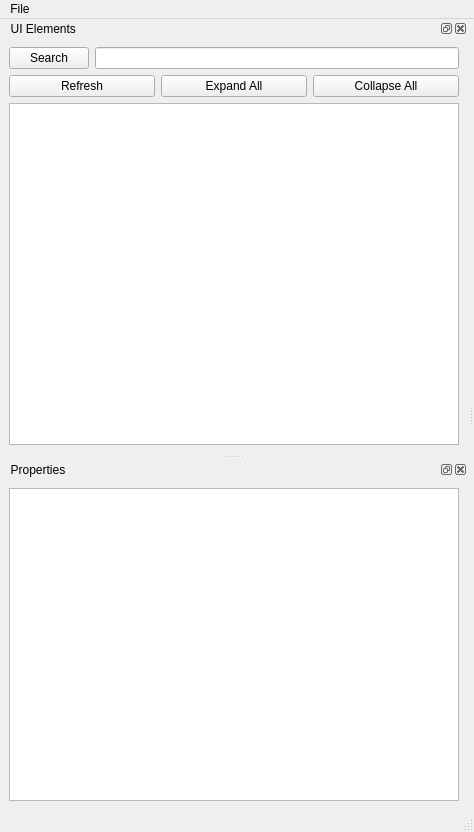
TrickPlay/Trickplay, file tools/debug/TreeView.ui: the form before one commit.
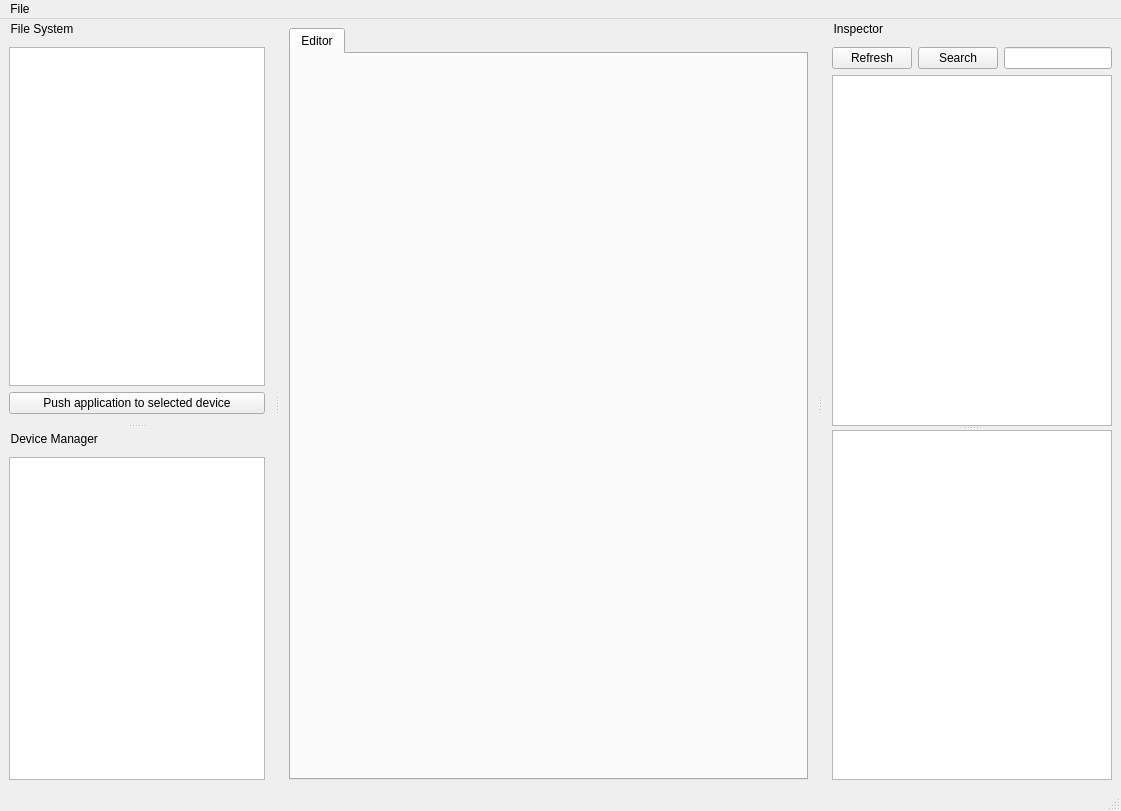
The form after the commit.

Commit message: Modified ui file to incorporate filesystem and device manager

Diff of the .ui file:
```diff
--- a/tools/debug/TreeView.ui
+++ b/tools/debug/TreeView.ui
@@ -9,8 +9,8 @@
    <rect>
     <x>0</x>
     <y>0</y>
-    <width>464</width>
-    <height>832</height>
+    <width>1121</width>
+    <height>811</height>
    </rect>
   </property>
   <property name="sizePolicy">
@@ -26,37 +26,27 @@
    <string>Trickplay UI Tree Viewer</string>
   </property>
   <widget class="QWidget" name="centralwidget">
-   <widget class="QSplitter" name="splitter">
-    <property name="geometry">
-     <rect>
-      <x>0</x>
-      <y>0</y>
-      <width>0</width>
-      <height>0</height>
-     </rect>
-    </property>
-    <property name="orientation">
-     <enum>Qt::Vertical</enum>
-    </property>
-   </widget>
-   <widget class="QWidget" name="layoutWidget">
-    <property name="geometry">
-     <rect>
-      <x>0</x>
-      <y>0</y>
-      <width>2</width>
-      <height>2</height>
-     </rect>
-    </property>
-    <layout class="QGridLayout" name="gridLayout"/>
-   </widget>
+   <layout class="QGridLayout" name="gridLayout_4">
+    <item row="0" column="0">
+     <widget class="QTabWidget" name="editor">
+      <property name="currentIndex">
+       <number>0</number>
+      </property>
+      <widget class="QWidget" name="tab">
+       <attribute name="title">
+        <string>Editor</string>
+       </attribute>
+      </widget>
+     </widget>
+    </item>
+   </layout>
   </widget>
   <widget class="QMenuBar" name="menubar">
    <property name="geometry">
     <rect>
      <x>0</x>
      <y>0</y>
-     <width>464</width>
+     <width>1121</width>
      <height>25</height>
     </rect>
    </property>
@@ -76,16 +66,19 @@
    <property name="contextMenuPolicy">
     <enum>Qt::NoContextMenu</enum>
    </property>
+   <property name="features">
+    <set>QDockWidget::DockWidgetMovable</set>
+   </property>
    <property name="windowTitle">
-    <string>  UI Elements</string>
+    <string>  Inspector</string>
    </property>
    <attribute name="dockWidgetArea">
-    <number>1</number>
+    <number>2</number>
    </attribute>
    <widget class="QWidget" name="dockWidgetContents_2">
     <layout class="QGridLayout" name="gridLayout_2">
-     <item row="2" column="0">
-      <layout class="QHBoxLayout" name="horizontalLayout">
+     <item row="0" column="0">
+      <layout class="QHBoxLayout" name="horizontalLayout_5">
        <item>
         <widget class="QPushButton" name="button_Refresh">
          <property name="text">
@@ -94,22 +87,26 @@
         </widget>
        </item>
        <item>
-        <widget class="QPushButton" name="button_ExpandAll">
+        <widget class="QPushButton" name="button_Search">
          <property name="text">
-          <string>Expand All</string>
+          <string>Search</string>
          </property>
         </widget>
        </item>
        <item>
-        <widget class="QPushButton" name="button_CollapseAll">
+        <widget class="QLineEdit" name="lineEdit">
          <property name="text">
-          <string>Collapse All</string>
+          <string/>
          </property>
         </widget>
        </item>
       </layout>
      </item>
-     <item row="3" column="0">
+     <item row="2" column="0">
+      <widget class="QSplitter" name="splitter_2">
+       <property name="orientation">
+        <enum>Qt::Vertical</enum>
+       </property>
       <widget class="QTreeView" name="inspector">
        <property name="sizePolicy">
         <sizepolicy hsizetype="Expanding" vsizetype="Expanding">
@@ -119,7 +116,7 @@
        </property>
        <property name="minimumSize">
         <size>
-         <width>450</width>
+          <width>100</width>
          <height>0</height>
         </size>
        </property>
@@ -207,61 +204,67 @@
         <bool>true</bool>
        </attribute>
       </widget>
-     </item>
-     <item row="0" column="0">
-      <layout class="QHBoxLayout" name="horizontalLayout_5">
-       <item>
-        <widget class="QPushButton" name="button_Search">
-         <property name="text">
-          <string>Search</string>
-         </property>
-        </widget>
-       </item>
-       <item>
-        <widget class="QLineEdit" name="lineEdit">
-         <property name="text">
-          <string/>
-         </property>
-        </widget>
-       </item>
-      </layout>
+       <widget class="QTreeView" name="property">
+        <property name="minimumSize">
+         <size>
+          <width>100</width>
+          <height>0</height>
+         </size>
+        </property>
+        <property name="alternatingRowColors">
+         <bool>true</bool>
+        </property>
+        <attribute name="headerDefaultSectionSize">
+         <number>200</number>
+        </attribute>
+        <attribute name="headerMinimumSectionSize">
+         <number>30</number>
+        </attribute>
+       </widget>
+      </widget>
      </item>
     </layout>
    </widget>
   </widget>
   <widget class="QDockWidget" name="dockWidget">
-   <property name="sizePolicy">
-    <sizepolicy hsizetype="Expanding" vsizetype="Expanding">
-     <horstretch>0</horstretch>
-     <verstretch>0</verstretch>
-    </sizepolicy>
+   <property name="features">
+    <set>QDockWidget::DockWidgetMovable</set>
    </property>
    <property name="windowTitle">
-    <string>  Properties</string>
+    <string>  File System</string>
    </property>
    <attribute name="dockWidgetArea">
     <number>1</number>
    </attribute>
    <widget class="QWidget" name="dockWidgetContents">
     <layout class="QGridLayout" name="gridLayout_3">
+     <item row="1" column="0">
+      <widget class="QPushButton" name="pushButton">
+       <property name="text">
+        <string>Push application to selected device</string>
+       </property>
+      </widget>
+     </item>
      <item row="0" column="0">
-      <widget class="QTreeView" name="property">
-       <property name="minimumSize">
-        <size>
-         <width>450</width>
-         <height>0</height>
-        </size>
-       </property>
-       <property name="alternatingRowColors">
-        <bool>true</bool>
-       </property>
-       <attribute name="headerDefaultSectionSize">
-        <number>200</number>
-       </attribute>
-       <attribute name="headerMinimumSectionSize">
-        <number>30</number>
-       </attribute>
-      </widget>
+      <widget class="QTreeView" name="fileSystem"/>
+     </item>
+    </layout>
+   </widget>
+  </widget>
+  <widget class="QDockWidget" name="dockWidget_3">
+   <property name="features">
+    <set>QDockWidget::DockWidgetMovable</set>
+   </property>
+   <property name="windowTitle">
+    <string>  Device Manager</string>
+   </property>
+   <attribute name="dockWidgetArea">
+    <number>1</number>
+   </attribute>
+   <widget class="QWidget" name="dockWidgetContents_3">
+    <layout class="QGridLayout" name="gridLayout">
+     <item row="0" column="0">
+      <widget class="QListView" name="devices"/>
      </item>
     </layout>
    </widget>
```
Left out of the diff: 50 changed lines with no effect on the pictures. Lines whose indentation alone changed are shown as unchanged. The commit also changes 1 other file.
